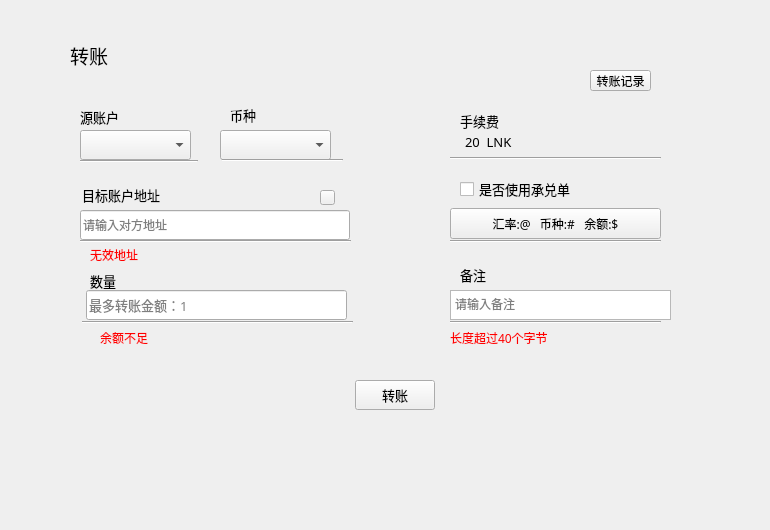
Qt form transfer/transferpage.ui (HcashOrg/hx-indicator) before a commit.
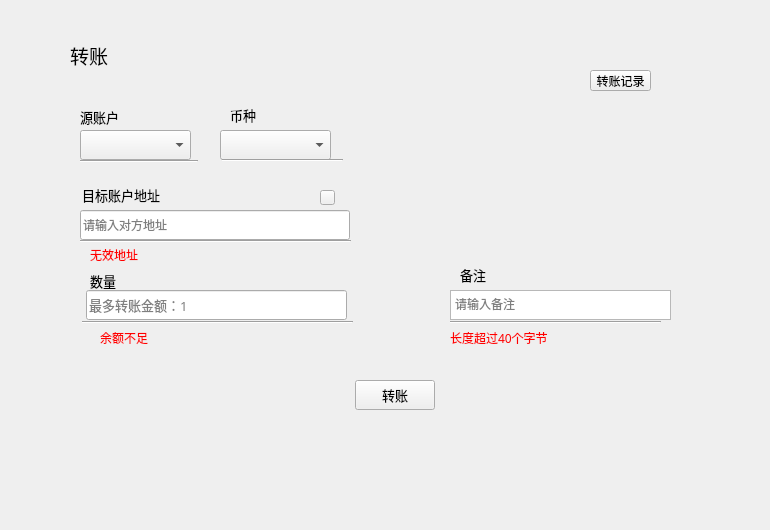
The same form after that commit.

What changed in the file:
```diff
--- a/transfer/transferpage.ui
+++ b/transfer/transferpage.ui
@@ -167,28 +167,6 @@
     <string>最多转账金额：1</string>
    </property>
   </widget>
-  <widget class="QLabel" name="feeLabel">
-   <property name="geometry">
-    <rect>
-     <x>460</x>
-     <y>105</y>
-     <width>60</width>
-     <height>31</height>
-    </rect>
-   </property>
-   <property name="font">
-    <font>
-     <family>微软雅黑</family>
-     <pointsize>10</pointsize>
-    </font>
-   </property>
-   <property name="text">
-    <string>手续费</string>
-   </property>
-   <property name="alignment">
-    <set>Qt::AlignLeading|Qt::AlignLeft|Qt::AlignVCenter</set>
-   </property>
-  </widget>
   <widget class="QLabel" name="tipLabel3">
    <property name="geometry">
     <rect>
@@ -439,37 +417,6 @@
     <enum>Qt::Horizontal</enum>
    </property>
   </widget>
-  <widget class="QLabel" name="label_2">
-   <property name="geometry">
-    <rect>
-     <x>465</x>
-     <y>134</y>
-     <width>61</width>
-     <height>16</height>
-    </rect>
-   </property>
-   <property name="font">
-    <font>
-     <pointsize>10</pointsize>
-    </font>
-   </property>
-   <property name="text">
-    <string>20  LNK</string>
-   </property>
-  </widget>
-  <widget class="Line" name="line_4">
-   <property name="geometry">
-    <rect>
-     <x>450</x>
-     <y>150</y>
-     <width>211</width>
-     <height>16</height>
-    </rect>
-   </property>
-   <property name="orientation">
-    <enum>Qt::Horizontal</enum>
-   </property>
-  </widget>
   <widget class="Line" name="line_5">
    <property name="geometry">
     <rect>
@@ -483,50 +430,6 @@
     <enum>Qt::Horizontal</enum>
    </property>
   </widget>
-  <widget class="QCheckBox" name="checkBox">
-   <property name="geometry">
-    <rect>
-     <x>460</x>
-     <y>180</y>
-     <width>121</width>
-     <height>18</height>
-    </rect>
-   </property>
-   <property name="font">
-    <font>
-     <pointsize>10</pointsize>
-    </font>
-   </property>
-   <property name="text">
-    <string>是否使用承兑单</string>
-   </property>
-  </widget>
-  <widget class="Line" name="line_6">
-   <property name="geometry">
-    <rect>
-     <x>450</x>
-     <y>233</y>
-     <width>211</width>
-     <height>16</height>
-    </rect>
-   </property>
-   <property name="orientation">
-    <enum>Qt::Horizontal</enum>
-   </property>
-  </widget>
-  <widget class="QToolButton" name="toolButton">
-   <property name="geometry">
-    <rect>
-     <x>450</x>
-     <y>208</y>
-     <width>211</width>
-     <height>31</height>
-    </rect>
-   </property>
-   <property name="text">
-    <string>汇率:@   币种:#   余额:$</string>
-   </property>
-  </widget>
   <widget class="Line" name="line_7">
    <property name="geometry">
     <rect>
@@ -540,6 +443,16 @@
     <enum>Qt::Horizontal</enum>
    </property>
   </widget>
+  <widget class="QStackedWidget" name="stackedWidget">
+   <property name="geometry">
+    <rect>
+     <x>450</x>
+     <y>103</y>
+     <width>240</width>
+     <height>140</height>
+    </rect>
+   </property>
+  </widget>
   <zorder>memoTextEdit</zorder>
   <zorder>changeAccountLabel</zorder>
   <zorder>memoLabel</zorder>
```
Left out of the diff: 7 changed lines with no effect on the pictures.
